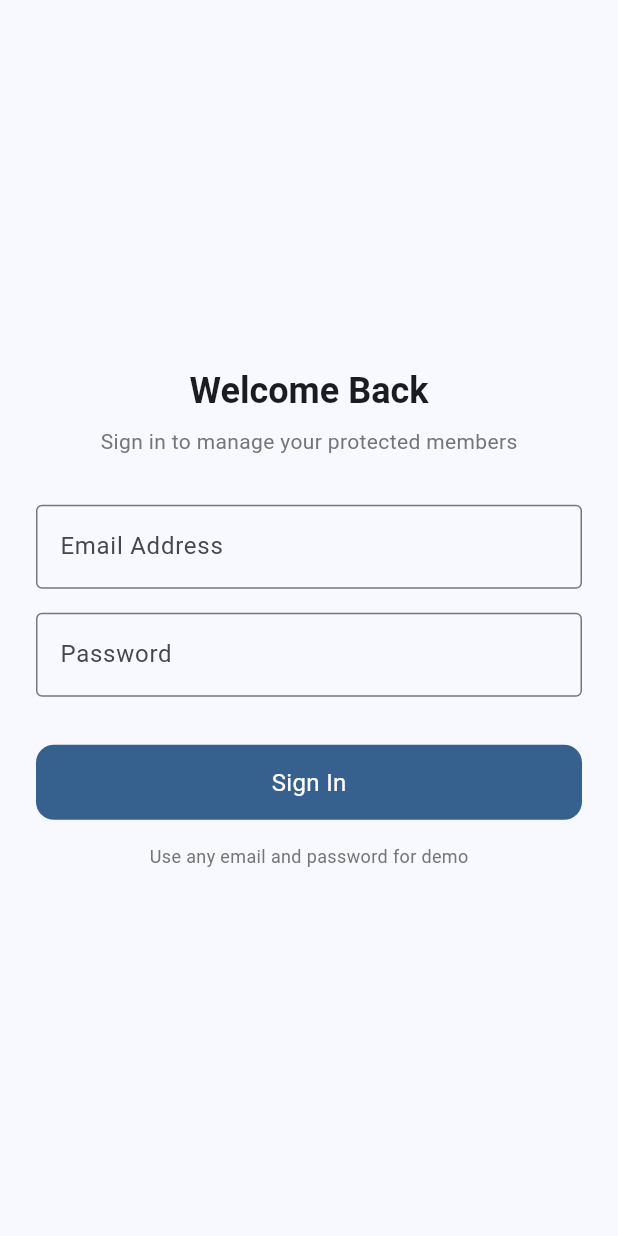
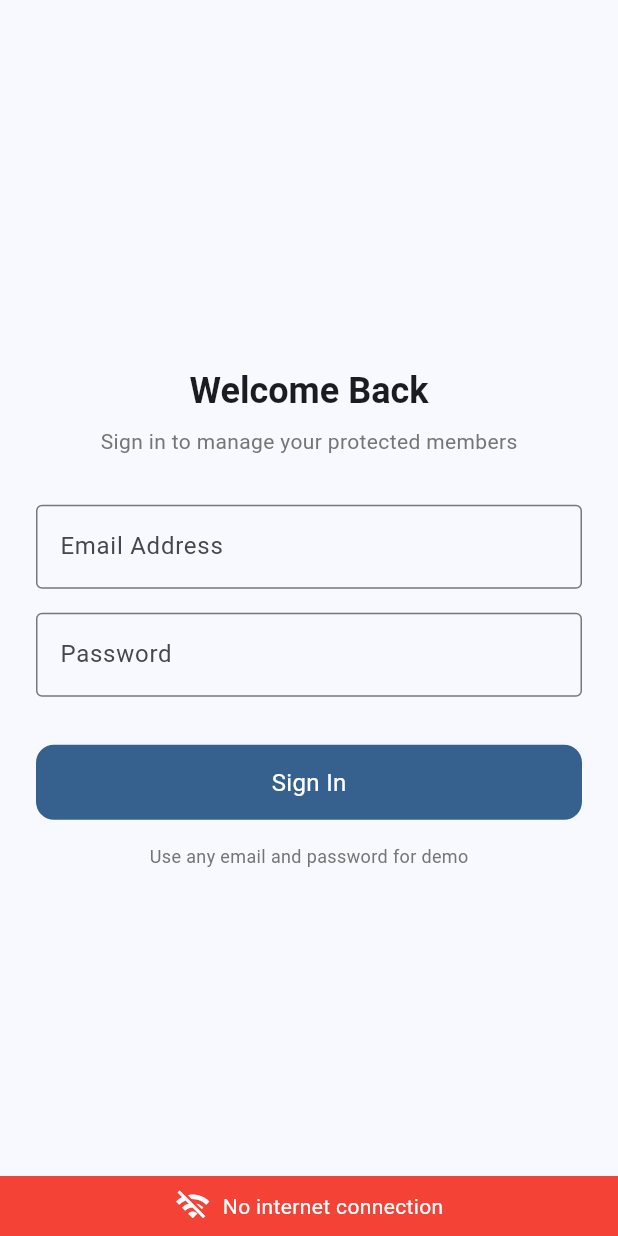
Before and after one commit to tishey/OneHaven, a Flutter app: the screen it shows after launch, on a phone screen of 412 x 824 dp. Run offline on Flutter 3.47's test engine with Material 3 defaults, Android fonts, the phone set to English and light mode, and no system bars; our stand-ins replace connectivity_plus, dio, flutter_riverpod, hive_flutter, shimmer; accounts and stored records are empty.

Commit message:
Connectivity implementation added to check network connection

```diff
--- a/lib/main.dart
+++ b/lib/main.dart
@@ -1,7 +1,7 @@
 import 'package:flutter/material.dart';
 import 'package:flutter_riverpod/flutter_riverpod.dart';
-import 'package:onehaven_assessment/presentation/view/login_screen.dart';
 import 'package:onehaven_assessment/presentation/view/splash_screen.dart';
+import 'package:onehaven_assessment/presentation/widget/internetwrapper.dart';
 import 'package:onehaven_assessment/service/hive_service.dart';
 
 void main() async {
@@ -19,6 +19,11 @@ class MyApp extends StatelessWidget {
       child: MaterialApp(
         title: 'OneHaven',
         debugShowCheckedModeBanner: false,
+        builder: (context, widgetChild) {
+          return InternetConnectionWrapper(
+            child: widgetChild ?? const SizedBox(),
+          );
+        },
         theme: ThemeData(
           colorScheme: ColorScheme.fromSeed(
             seedColor: Colors.blue,
@@ -32,7 +37,6 @@ class MyApp extends StatelessWidget {
             brightness: Brightness.dark,
           ),
           useMaterial3: true,
-          fontFamily: 'Inter',
         ),
         home: SplashScreen(),
       ),
--- a/lib/presentation/view/dashboard_screen.dart
+++ b/lib/presentation/view/dashboard_screen.dart
@@ -1,5 +1,3 @@
-import 'dart:developer';
-
 import 'package:flutter/material.dart';
 import 'package:flutter_riverpod/flutter_riverpod.dart';
 import 'package:onehaven_assessment/data/model/member.dart';
--- /dev/null
+++ b/lib/presentation/widget/internetwrapper.dart
@@ -0,0 +1,62 @@
+import 'dart:developer';
+
+import 'package:flutter/material.dart';
+import 'package:flutter/widgets.dart';
+import 'package:flutter_riverpod/flutter_riverpod.dart';
+import 'package:onehaven_assessment/provider/connection_provier.dart';
+
+class InternetConnectionWrapper extends ConsumerWidget {
+  final Widget child;
+
+  const InternetConnectionWrapper({super.key, required this.child});
+
+  @override
+  Widget build(BuildContext context, WidgetRef ref) {
+    final connectivityAsync = ref.watch(connectivityProvider);
+
+    return Scaffold(
+      body: SafeArea(
+        child: Stack(
+          children: [
+            child,
+
+            connectivityAsync.when(
+              data: (isConnected) {
+                log('CONNEXTIVITY: $isConnected');
+                return isConnected
+                    ? const SizedBox.shrink()
+                    : _buildOfflineBanner(context);
+              },
+              loading: () => const SizedBox.shrink(),
+              error: (error, stack) => const SizedBox.shrink(),
+            ),
+          ],
+        ),
+      ),
+    );
+  }
+
+  Widget _buildOfflineBanner(BuildContext context) {
+    return Positioned(
+      left: 0,
+      right: 0,
+      bottom: 0,
+      child: Container(
+        padding: const EdgeInsets.all(8),
+        color: Colors.red,
+        child: Row(
+          mainAxisAlignment: MainAxisAlignment.center,
+          children: [
+            const Icon(Icons.wifi_off, color: Colors.white),
+            const SizedBox(width: 8),
+            Text(
+              'No internet connection',
+              textAlign: TextAlign.center,
+              style: TextStyle(color: Colors.white),
+            ),
+          ],
+        ),
+      ),
+    );
+  }
+}
--- /dev/null
+++ b/lib/provider/connection_provier.dart
@@ -0,0 +1,43 @@
+import 'dart:developer';
+import 'dart:io';
+
+import 'package:async/async.dart';
+import 'package:connectivity_plus/connectivity_plus.dart';
+import 'package:flutter/material.dart';
+import 'package:flutter_riverpod/flutter_riverpod.dart';
+
+final connectivityProvider = StreamProvider<bool>((ref) async* {
+  final connectivity = Connectivity();
+
+  final initialResult = await NetworkUtils.hasInternetConnection();
+  yield initialResult;
+
+  final streamGroup = StreamGroup<bool>();
+
+  streamGroup.add(
+    connectivity.onConnectivityChanged.asyncMap(
+      (_) => NetworkUtils.hasInternetConnection(),
+    ),
+  );
+
+  streamGroup.add(
+    Stream.periodic(
+      const Duration(seconds: 3),
+    ).asyncMap((_) => NetworkUtils.hasInternetConnection()),
+  );
+
+  yield* streamGroup.stream.distinct();
+});
+
+class NetworkUtils {
+  static Future<bool> hasInternetConnection() async {
+    try {
+      final result = await InternetAddress.lookup(
+        'google.com',
+      ).timeout(const Duration(seconds: 3));
+      return result.isNotEmpty && result[0].rawAddress.isNotEmpty;
+    } catch (_) {
+      return false;
+    }
+  }
+}
--- a/lib/provider/provider.dart
+++ b/lib/provider/provider.dart
@@ -1,5 +1,4 @@
 import 'package:flutter_riverpod/flutter_riverpod.dart';
-import 'package:connectivity_plus/connectivity_plus.dart';
 import 'package:flutter_riverpod/legacy.dart';
 import 'package:onehaven_assessment/data/model/member.dart';
 import 'package:onehaven_assessment/data/repository/members_repo.dart';
--- a/lib/service/hive_service.dart
+++ b/lib/service/hive_service.dart
@@ -45,10 +45,7 @@ class HiveService {
   ) async {
     try {
       final box = Hive.box(membersBox);
-      final list =
-          (box.get('members') as List<dynamic>?)
-              ?.cast<Map<String, dynamic>>() ??
-          [];
+      final list = (box.get('members') as List<dynamic>?) ?? [];
       final index = list.indexWhere((m) => m['id'] == id);
 
       if (index >= 0) {
```
Also changed, not shown: lib/presentation/view/login_screen.dart (+0 -13 lines).
